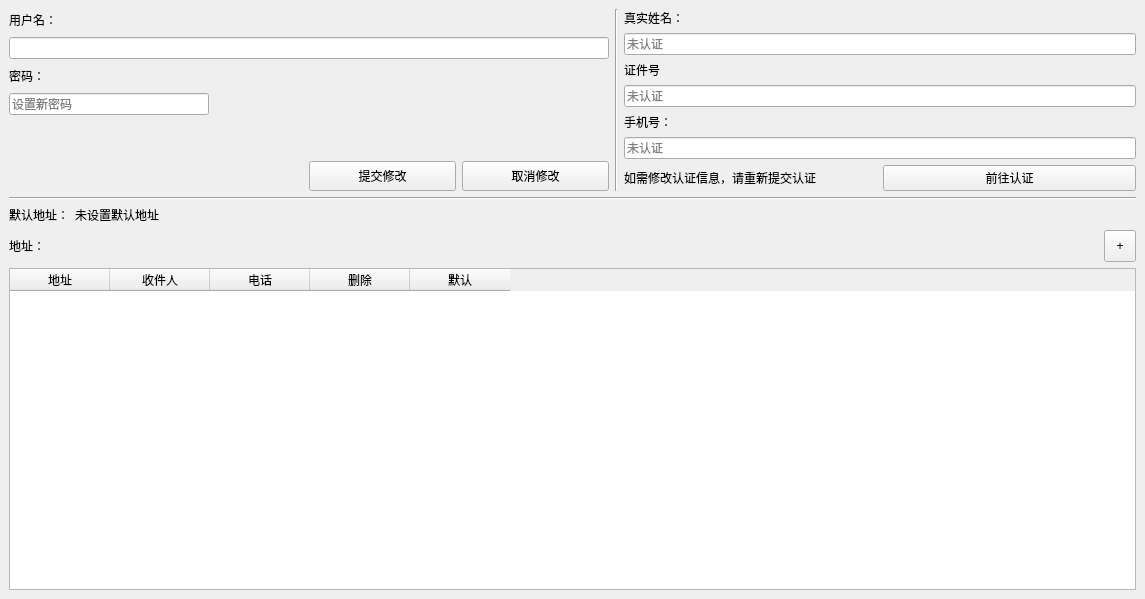
Above: EditUserWindow.ui from tsukishima1321/shopping before the change. Below: the same form after it.
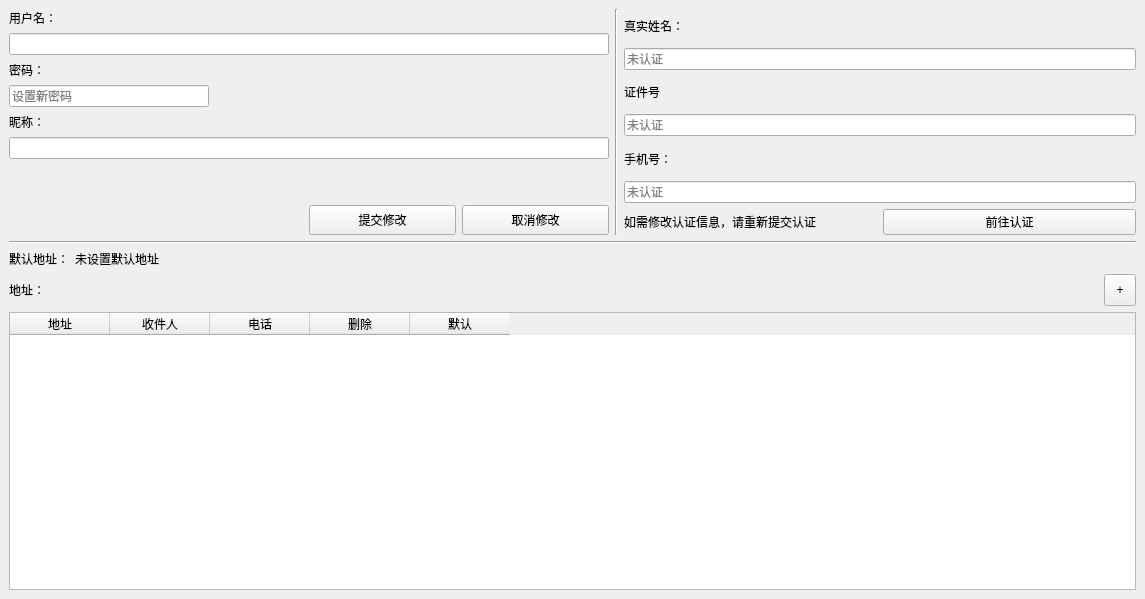
That is the form after the change.

Patch:
```diff
--- a/EditUserWindow.ui
+++ b/EditUserWindow.ui
@@ -68,13 +68,23 @@
           </property>
          </widget>
         </item>
+        <item>
+         <widget class="QLabel" name="label_9">
+          <property name="text">
+           <string>昵称：</string>
+          </property>
+         </widget>
+        </item>
+        <item>
+         <widget class="QLineEdit" name="lineEditNick"/>
+        </item>
         <item>
          <spacer name="verticalSpacer">
           <property name="orientation">
            <enum>Qt::Vertical</enum>
           </property>
           <property name="sizeType">
-           <enum>QSizePolicy::Minimum</enum>
+           <enum>QSizePolicy::Maximum</enum>
           </property>
           <property name="sizeHint" stdset="0">
            <size>
```
